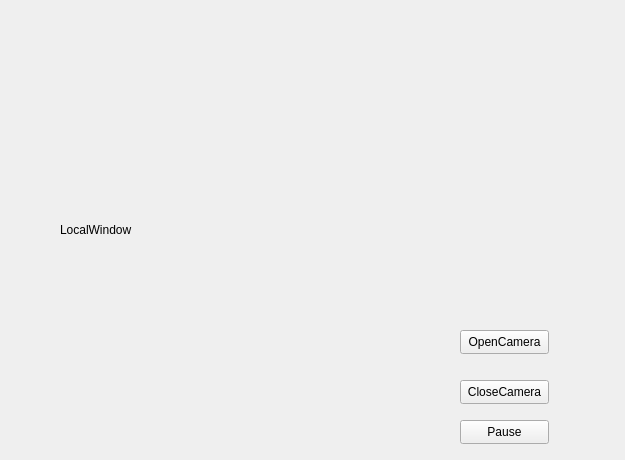
First picture: the form in widget.ui, repository zhuyanwei/WinBox, before the edit.
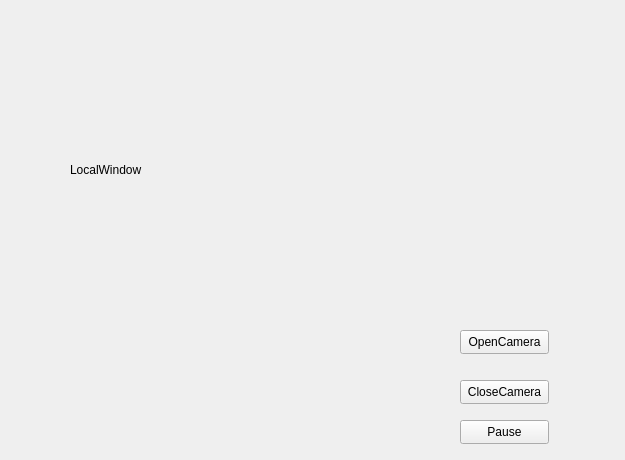
Second picture: the form after the edit.

Diff of the .ui file:
```diff
--- a/widget.ui
+++ b/widget.ui
@@ -16,10 +16,10 @@
   <widget class="QLabel" name="L_LocalWindow">
    <property name="geometry">
     <rect>
-     <x>60</x>
-     <y>130</y>
-     <width>200</width>
-     <height>200</height>
+     <x>70</x>
+     <y>50</y>
+     <width>320</width>
+     <height>240</height>
     </rect>
    </property>
    <property name="text">
```
